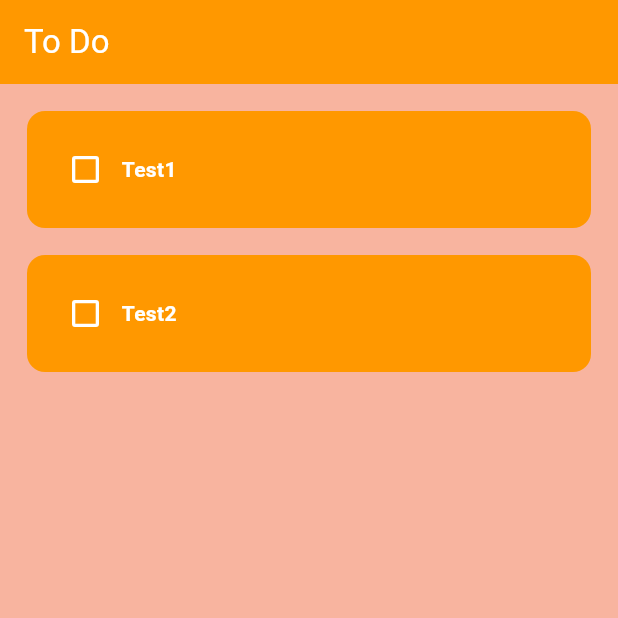
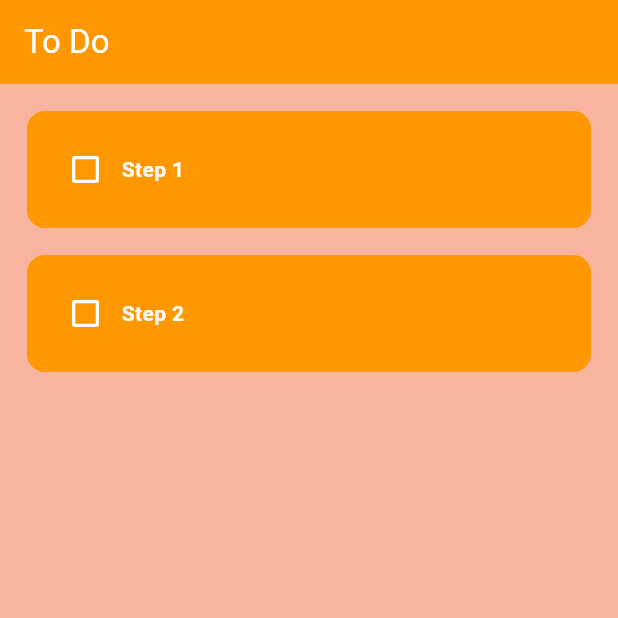
Before and after one commit to dvdeepu99/todoredo, a Flutter app: the screen it shows after launch, on a phone screen of 412 x 824 dp, the top half of it. Run offline on Flutter 3.47's test engine with Material 3 defaults, Android fonts, the phone set to English and light mode, and no system bars; drawn by our look-alikes of flutter_slidable; our stand-ins replace hive, hive_flutter; accounts and stored records are empty.

Commit message:
Application done, colouring remains.

```diff
--- /dev/null
+++ b/lib/data/database.dart
@@ -0,0 +1,23 @@
+import 'package:hive/hive.dart';
+import 'package:hive_flutter/hive_flutter.dart';
+
+class ToDoDatabase {
+  List toDoList = [];
+
+  final _mybox = Hive.box('mybox');
+
+  void createInitialData() {
+    toDoList = [
+      ["Step 1", false],
+      ["Step 2", false],
+    ];
+  }
+
+  void loadData() {
+    toDoList = _mybox.get("TODOLIST");
+  }
+
+  void updateData() {
+    _mybox.put("TODOLIST", toDoList);
+  }
+}
--- a/lib/pages/home_page.dart
+++ b/lib/pages/home_page.dart
@@ -1,4 +1,6 @@
 import 'package:flutter/material.dart';
+import 'package:hive/hive.dart';
+import 'package:todoredo/data/database.dart';
 import 'package:todoredo/utilities/dialog_box.dart';
 import 'package:todoredo/utilities/todo_tile.dart';
 
@@ -10,16 +12,26 @@
 }
 
 class _HomePageState extends State<HomePage> {
+  final _myBox = Hive.box('mybox');
+  ToDoDatabase db = ToDoDatabase();
+
+  @override
+  void initState() {
+    if (_myBox.get("TODOLIST") == null) {
+      db.createInitialData();
+    } else {
+      db.loadData();
+    }
+    super.initState();
+  }
+
   final _controller = TextEditingController();
-  List toDoList = [
-    ["Test1", false],
-    ["Test2", false]
-  ];
 
   void checkBoxChange(bool? value, int index) {
     setState(() {
-      toDoList[index][1] = !toDoList[index][1];
+      db.toDoList[index][1] = !db.toDoList[index][1];
     });
+    db.updateData();
   }
 
   void createNewTask() {
@@ -35,12 +47,21 @@
     );
   }
 
-  saveNewTask() {
+  void deleteTask(int index) {
     setState(() {
-      toDoList.add([_controller.text, false]);
+      db.toDoList.removeAt(index);
+      print(db.toDoList);
+    });
+    db.updateData();
+  }
+
+  void saveNewTask() {
+    setState(() {
+      db.toDoList.add([_controller.text, false]);
       _controller.clear();
       Navigator.pop(context);
     });
+    db.updateData();
   }
 
   @override
@@ -57,12 +78,13 @@
         child: Icon(Icons.add),
       ),
       body: ListView.builder(
-        itemCount: toDoList.length,
+        itemCount: db.toDoList.length,
         itemBuilder: (context, index) {
           return ToDoTile(
-            taskName: toDoList[index][0],
-            taskCompleted: toDoList[index][1],
+            taskName: db.toDoList[index][0],
+            taskCompleted: db.toDoList[index][1],
             onChanged: (value) => checkBoxChange(value, index),
+            deleteFunction: (context) => deleteTask(index),
           );
         },
       ),
--- a/lib/utilities/todo_tile.dart
+++ b/lib/utilities/todo_tile.dart
@@ -1,19 +1,37 @@
 import 'package:flutter/material.dart';
+import 'package:flutter_slidable/flutter_slidable.dart';
 
+// ignore: must_be_immutable
 class ToDoTile extends StatelessWidget {
   final String taskName;
   bool taskCompleted;
   Function(bool?)? onChanged;
-  ToDoTile(
-      {super.key,
+  Function(BuildContext)? deleteFunction;
+
+  ToDoTile({
+    super.key,
     required this.taskName,
     required this.taskCompleted,
-      required this.onChanged});
+    required this.onChanged,
+    required this.deleteFunction,
+  });
 
   @override
   Widget build(BuildContext context) {
     return Padding(
       padding: const EdgeInsets.only(left: 18.0, right: 18.0, top: 18.0),
+      child: Slidable(
+        endActionPane: ActionPane(
+          motion: StretchMotion(),
+          children: [
+            SlidableAction(
+              onPressed: deleteFunction,
+              icon: Icons.delete,
+              backgroundColor: Colors.red.shade300,
+              borderRadius: BorderRadius.circular(12),
+            )
+          ],
+        ),
         child: Container(
           padding: EdgeInsets.all(15),
           child: Row(
@@ -44,6 +62,7 @@
             borderRadius: BorderRadius.circular(12),
           ),
         ),
+      ),
     );
   }
 }
```
Also changed, not shown: lib/main.dart (+6 -1 lines), pubspec.yaml (+6 -1 lines), pubspec.lock, 10 other files. Lines whose indentation alone changed are shown as unchanged.
